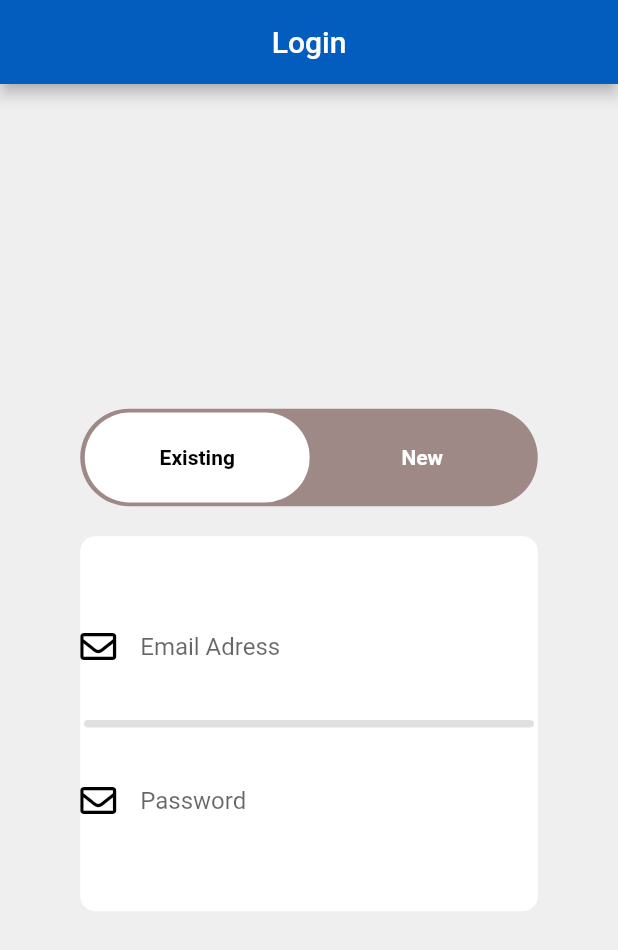
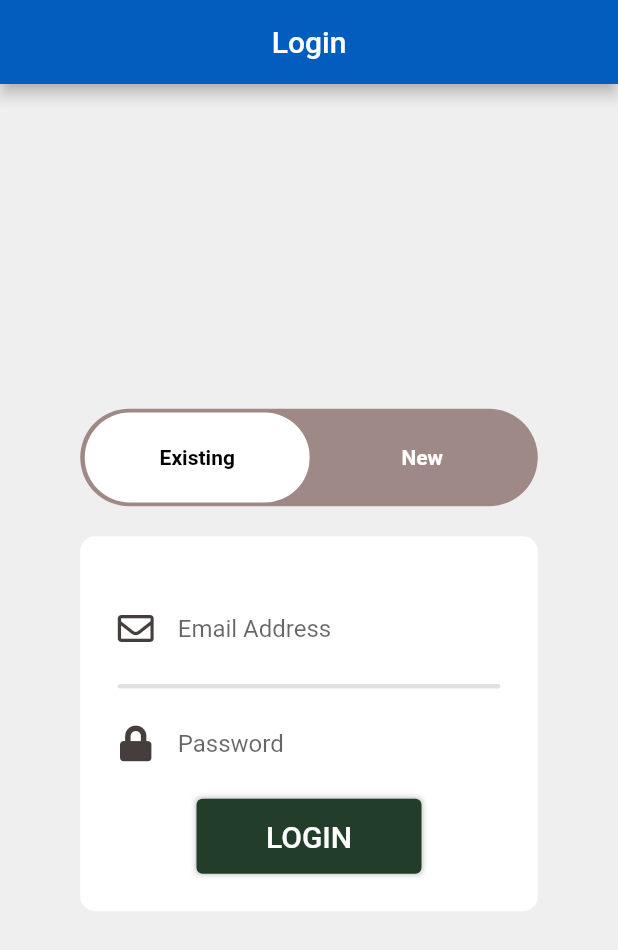
Before and after one commit to Suramack/Project_Reconnect, a Flutter app: the screen it shows after launch, on a phone screen of 412 x 824 dp. Shown: the top 950 px of the screen. Run offline on Flutter 3.47's test engine with Material 2 defaults, Android fonts, the phone set to English and light mode, and no system bars; our stand-ins replace font_awesome_flutter.

Commit message:
login button added

```diff
--- a/lib/custom_widgets/custom_toggle_button.dart
+++ b/lib/custom_widgets/custom_toggle_button.dart
@@ -106,43 +106,70 @@ class _CustomToggleButtonState extends State<CustomToggleButton> {
         color: Colors.white,
         borderRadius: BorderRadius.circular(10),
       ),
+      child: Container(
+        padding: const EdgeInsets.all(25),
         child: Column(
           mainAxisAlignment: MainAxisAlignment.center,
           children: [
-          const Spacer(
-            flex: 2,
-          ),
+            const Spacer(),
             const TextField(
               decoration: InputDecoration(
-                hintText: 'Email Adress',
+                  hintText: 'Email Address',
                   icon: Icon(
                     FontAwesomeIcons.envelope,
-                  color: Colors.black,
+                    color: Color(0xff453e3d),
                   ),
                   border: InputBorder.none),
             ),
             const Spacer(),
             Container(
               width: 300,
-            height: 5,
+              height: 3,
               decoration: BoxDecoration(
                 color: Colors.grey[300],
-                borderRadius: BorderRadius.circular(100)),
+                borderRadius: BorderRadius.circular(100),
+              ),
             ),
             const Spacer(),
             const TextField(
               decoration: InputDecoration(
                   hintText: 'Password',
                   icon: Icon(
-                  FontAwesomeIcons.envelope,
-                  color: Colors.black,
+                    FontAwesomeIcons.lock,
+                    color: Color(0xff453e3d),
                   ),
                   border: InputBorder.none),
             ),
-          const Spacer(
-            flex: 2,
+            const Spacer(),
+            Container(
+              width: 150,
+              height: 50,
+              decoration: const BoxDecoration(
+                boxShadow: [
+                  BoxShadow(
+                    blurRadius: 3,
+                    color: Colors.grey,
                   ),
                 ],
+              ),
+              child: TextButton(
+                style: ButtonStyle(
+                  shadowColor: MaterialStateProperty.all<Color>(
+                    const Color(0xff0f1411),
+                  ),
+                  backgroundColor: MaterialStateProperty.all<Color>(
+                    const Color(0xff223d29),
+                  ),
+                ),
+                onPressed: () {},
+                child: const Text(
+                  'LOGIN',
+                  style: TextStyle(color: Colors.white, fontSize: 20),
+                ),
+              ),
+            )
+          ],
+        ),
       ),
     );
   }
```
Lines whose indentation alone changed are shown as unchanged.
